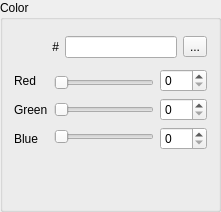
This is forms/colorinputwidget.ui in huderlem/porymap as Qt 5 draws it before an edit. The edited form follows.
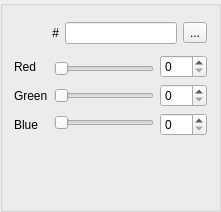
This is the edited form. Icons and pictures are not drawn.

Commit message: Refactor palette editor to use new color input widget

```diff
--- a/forms/colorinputwidget.ui
+++ b/forms/colorinputwidget.ui
@@ -10,9 +10,6 @@
     <height>212</height>
    </rect>
   </property>
-  <property name="title">
-   <string>Color</string>
-  </property>
   <layout class="QGridLayout" name="gridLayout">
    <item row="1" column="0" colspan="2">
     <widget class="QFrame" name="frame_InputMain">
```
The commit also changes 4 other files.
